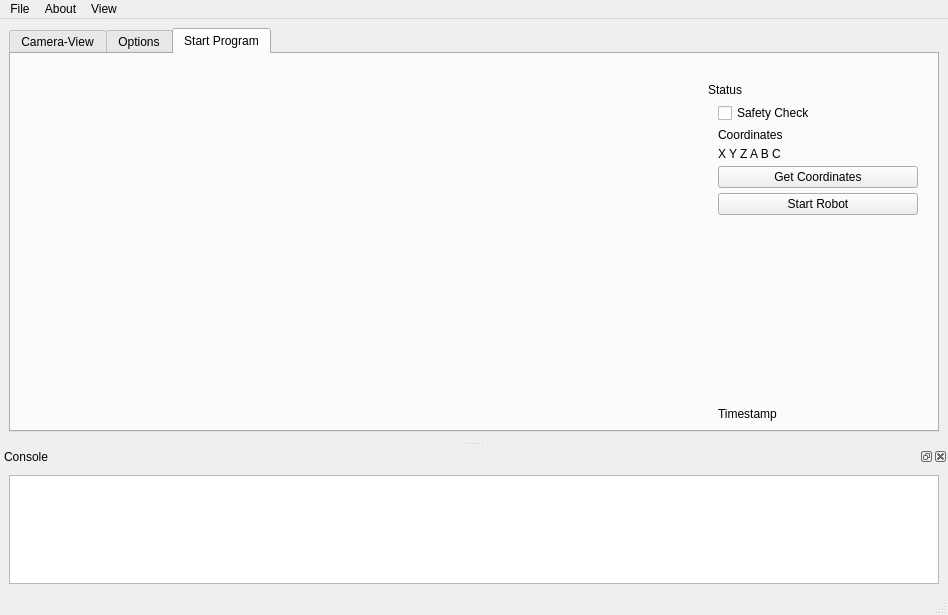
Old version of the form KukaVisionUIV1.ui in the repository wooge7410/KukaVision.
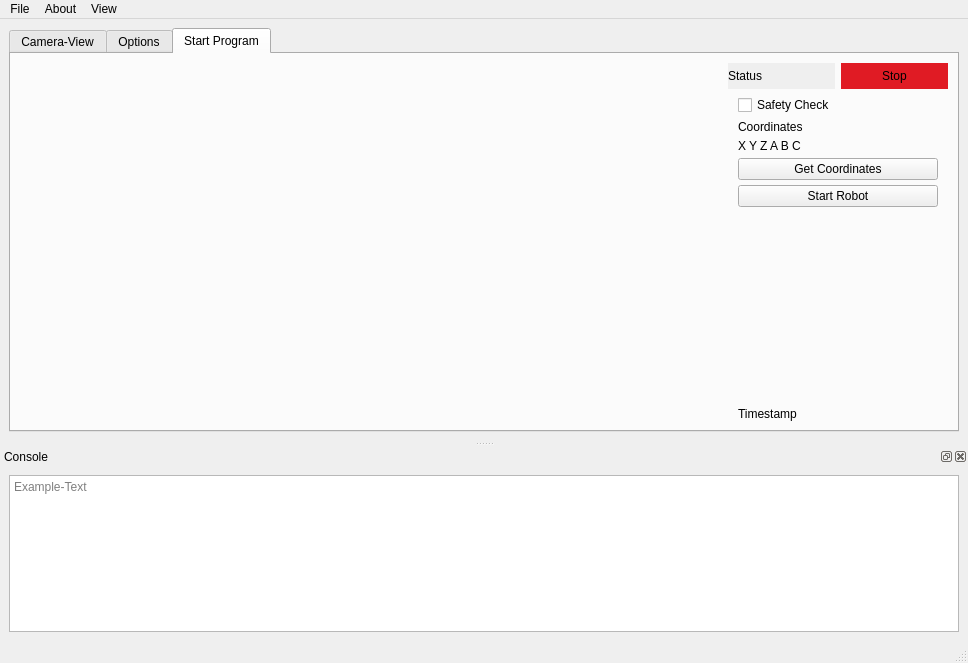
New version of the form. Icons and pictures are not drawn.

```diff
--- a/KukaVisionUIV1.ui
+++ b/KukaVisionUIV1.ui
@@ -6,8 +6,8 @@
    <rect>
     <x>0</x>
     <y>0</y>
-    <width>948</width>
-    <height>615</height>
+    <width>968</width>
+    <height>663</height>
    </rect>
   </property>
   <property name="sizePolicy">
@@ -569,32 +569,6 @@
         <string>Start Program</string>
        </attribute>
        <layout class="QGridLayout" name="gridLayout_4">
-        <item row="1" column="1">
-         <widget class="QLabel" name="StartProgramHeadline">
-          <property name="text">
-           <string>Status</string>
-          </property>
-         </widget>
-        </item>
-        <item row="1" column="0" rowspan="2">
-         <widget class="QLabel" name="ProgramImage">
-          <property name="sizePolicy">
-           <sizepolicy hsizetype="Ignored" vsizetype="Ignored">
-            <horstretch>0</horstretch>
-            <verstretch>0</verstretch>
-           </sizepolicy>
-          </property>
-          <property name="text">
-           <string>&lt;html&gt;&lt;head/&gt;&lt;body&gt;&lt;p&gt;&lt;img src=&quot;:/newPrefix/example.png&quot; width=&quot;1200&quot; /&gt;&lt;/p&gt;&lt;/body&gt;&lt;/html&gt;</string>
-          </property>
-          <property name="scaledContents">
-           <bool>true</bool>
-          </property>
-          <property name="alignment">
-           <set>Qt::AlignLeading|Qt::AlignLeft|Qt::AlignTop</set>
-          </property>
-         </widget>
-        </item>
         <item row="2" column="1">
          <layout class="QVBoxLayout" name="verticalLayout_2">
           <property name="spacing">
@@ -694,6 +668,37 @@
           </property>
          </spacer>
         </item>
+        <item row="0" column="1" rowspan="2">
+         <layout class="QHBoxLayout" name="horizontalLayout">
+          <item>
+           <widget class="QLabel" name="StartProgramHeadline">
+            <property name="autoFillBackground">
+             <bool>true</bool>
+            </property>
+            <property name="frameShape">
+             <enum>QFrame::NoFrame</enum>
+            </property>
+            <property name="text">
+             <string>Status</string>
+            </property>
+           </widget>
+          </item>
+          <item>
+           <widget class="QLabel" name="StartProgramStatusColorLabel">
+            <property name="styleSheet">
+             <string notr="true">
+background-color: rgb(224, 27, 36);</string>
+            </property>
+            <property name="text">
+             <string>Stop</string>
+            </property>
+            <property name="alignment">
+             <set>Qt::AlignCenter</set>
+            </property>
+           </widget>
+          </item>
+         </layout>
+        </item>
        </layout>
       </widget>
      </widget>
@@ -705,7 +710,7 @@
     <rect>
      <x>0</x>
      <y>0</y>
-     <width>948</width>
+     <width>968</width>
      <height>22</height>
     </rect>
    </property>
@@ -739,6 +744,12 @@
    <property name="enabled">
     <bool>true</bool>
    </property>
+   <property name="autoFillBackground">
+    <bool>false</bool>
+   </property>
+   <property name="allowedAreas">
+    <set>Qt::BottomDockWidgetArea</set>
+   </property>
    <property name="windowTitle">
     <string>Console</string>
    </property>
@@ -748,7 +759,11 @@
    <widget class="QWidget" name="dockWidgetContents_2">
     <layout class="QGridLayout" name="gridLayout_6">
      <item row="0" column="0">
-      <widget class="QTextBrowser" name="InfoConsole"/>
+      <widget class="QTextBrowser" name="InfoConsole">
+       <property name="placeholderText">
+        <string>Example-Text</string>
+       </property>
+      </widget>
      </item>
     </layout>
    </widget>
```
Left out of the diff: 90 changed lines with no effect on the pictures.
